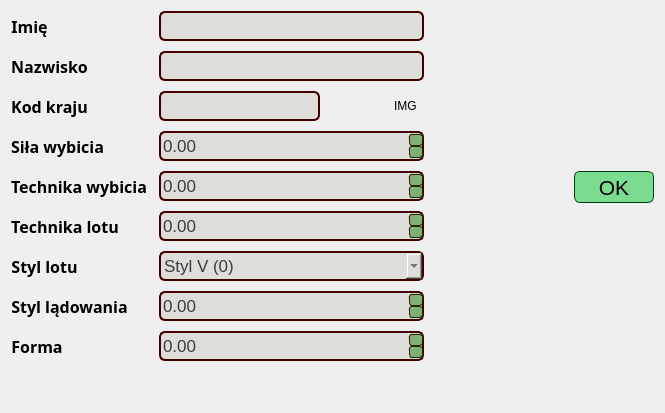
SiekamCebule/sj-sim, file UI/EditorWidgets/JumperEditorWidget.ui: the form before one commit.
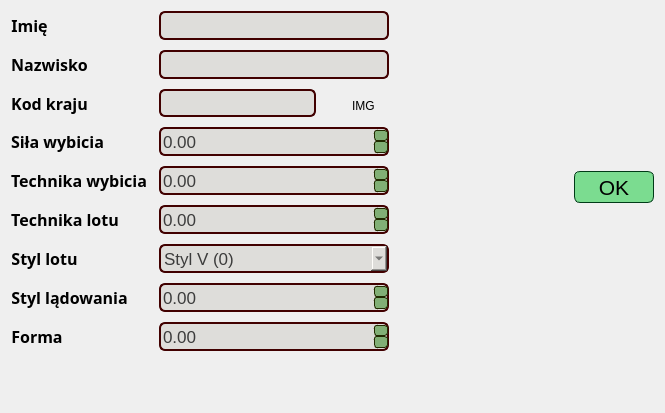
The form after the commit.

```diff
--- a/UI/EditorWidgets/JumperEditorWidget.ui
+++ b/UI/EditorWidgets/JumperEditorWidget.ui
@@ -318,8 +318,14 @@
           <widget class="QLineEdit" name="lineEdit_name">
            <property name="minimumSize">
             <size>
-             <width>265</width>
-             <height>30</height>
+             <width>230</width>
+             <height>29</height>
+            </size>
+           </property>
+           <property name="maximumSize">
+            <size>
+             <width>230</width>
+             <height>29</height>
             </size>
            </property>
            <property name="font">
@@ -354,8 +360,14 @@
           <widget class="QLineEdit" name="lineEdit_surname">
            <property name="minimumSize">
             <size>
-             <width>265</width>
-             <height>30</height>
+             <width>230</width>
+             <height>29</height>
+            </size>
+           </property>
+           <property name="maximumSize">
+            <size>
+             <width>230</width>
+             <height>29</height>
             </size>
            </property>
            <property name="font">
@@ -392,8 +404,8 @@
             <widget class="QLineEdit" name="lineEdit_countryCode">
              <property name="minimumSize">
               <size>
-               <width>0</width>
-               <height>30</height>
+               <width>40</width>
+               <height>28</height>
               </size>
              </property>
              <property name="font">
@@ -444,8 +456,8 @@
             <widget class="QLabel" name="label_countryFlag">
              <property name="minimumSize">
               <size>
-               <width>30</width>
-               <height>22</height>
+               <width>40</width>
+               <height>28</height>
               </size>
              </property>
              <property name="maximumSize">
@@ -471,8 +483,14 @@
           <widget class="QDoubleSpinBox" name="doubleSpinBox_takeoffPower">
            <property name="minimumSize">
             <size>
-             <width>265</width>
-             <height>30</height>
+             <width>230</width>
+             <height>29</height>
+            </size>
+           </property>
+           <property name="maximumSize">
+            <size>
+             <width>230</width>
+             <height>29</height>
             </size>
            </property>
            <property name="font">
@@ -507,8 +525,14 @@
           <widget class="QDoubleSpinBox" name="doubleSpinBox_takeoffTechnique">
            <property name="minimumSize">
             <size>
-             <width>265</width>
-             <height>30</height>
+             <width>230</width>
+             <height>29</height>
+            </size>
+           </property>
+           <property name="maximumSize">
+            <size>
+             <width>230</width>
+             <height>29</height>
             </size>
            </property>
            <property name="font">
@@ -543,8 +567,14 @@
           <widget class="QDoubleSpinBox" name="doubleSpinBox_flightTechnique">
            <property name="minimumSize">
             <size>
-             <width>265</width>
-             <height>30</height>
+             <width>230</width>
+             <height>29</height>
+            </size>
+           </property>
+           <property name="maximumSize">
+            <size>
+             <width>230</width>
+             <height>29</height>
             </size>
            </property>
            <property name="font">
@@ -579,8 +609,14 @@
           <widget class="QDoubleSpinBox" name="doubleSpinBox_landingStyle">
            <property name="minimumSize">
             <size>
-             <width>265</width>
-             <height>30</height>
+             <width>230</width>
+             <height>29</height>
+            </size>
+           </property>
+           <property name="maximumSize">
+            <size>
+             <width>230</width>
+             <height>29</height>
             </size>
            </property>
            <property name="font">
@@ -627,8 +663,14 @@
           <widget class="QDoubleSpinBox" name="doubleSpinBox_form">
            <property name="minimumSize">
             <size>
-             <width>265</width>
-             <height>30</height>
+             <width>230</width>
+             <height>29</height>
+            </size>
+           </property>
+           <property name="maximumSize">
+            <size>
+             <width>230</width>
+             <height>29</height>
             </size>
            </property>
            <property name="font">
@@ -663,8 +705,14 @@
           <widget class="QComboBox" name="comboBox_flightStyle">
            <property name="minimumSize">
             <size>
-             <width>265</width>
-             <height>30</height>
+             <width>230</width>
+             <height>29</height>
+            </size>
+           </property>
+           <property name="maximumSize">
+            <size>
+             <width>230</width>
+             <height>29</height>
             </size>
            </property>
            <property name="font">
```
